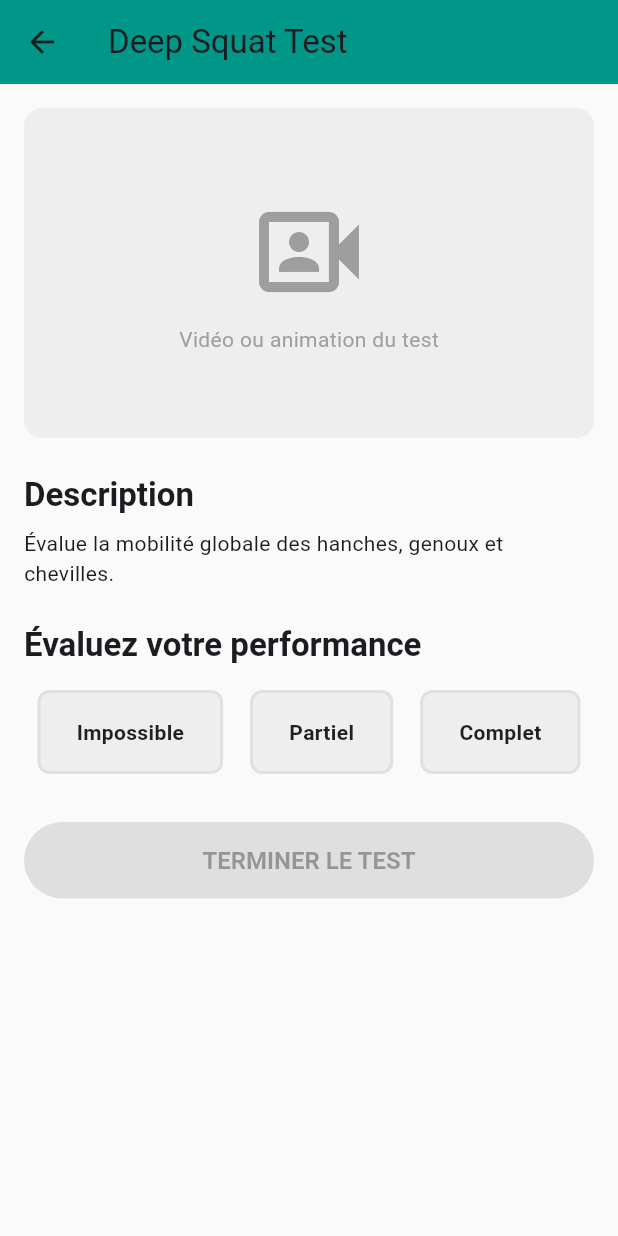
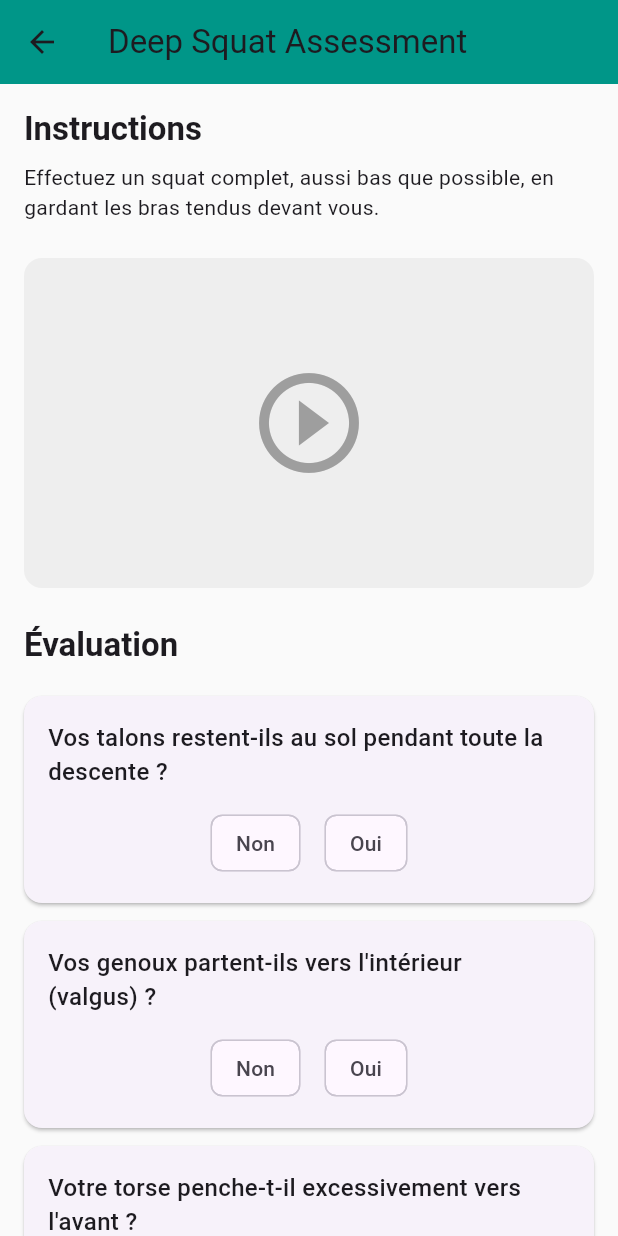
Before and after one commit to ThTe/Test-Jules-fitness, a Flutter app: the GuidedTestScreen screen opened directly with sample values from the repository, on a phone screen of 412 x 824 dp. Run offline on Flutter 3.47's test engine with Material 3 defaults, Android fonts, the phone set to English and light mode, and no system bars.

Commit message:
feat: Implement detailed, criteria-based assessments
This commit refactors the application to support detailed, multi-criteria assessments for each mobility test, based on your feedback.

- The data models (`MobilityTest`, `TestResult`) have been updated to include a new `TestCriterion` model, allowing for complex questions and answers.
- Mock data has been updated with detailed criteria for the Deep Squat and 90/90 Hip Switch tests based on research.
- The `GuidedTestScreen` has been completely redesigned into an interactive questionnaire that dynamically builds itself from the test criteria.
- The `TestProvider` logic has been updated to handle the new detailed responses, calculate a score, and provide diagnoses.
- The widget test has been updated to work with the new provider-based architecture.

```diff
--- a/lib/data/mock_data.dart
+++ b/lib/data/mock_data.dart
@@ -1,69 +1,77 @@
 import 'package:mobility_check_progress/models/exercise.dart';
 import 'package:mobility_check_progress/models/mobility_test.dart';
+import 'package:mobility_check_progress/models/test_criterion.dart';
 
 final List<MobilityTest> mockTests = [
-  MobilityTest(
+  const MobilityTest(
     id: 't1',
-    name: 'Deep Squat Test',
-    description: 'Évalue la mobilité globale des hanches, genoux et chevilles.',
+    name: 'Deep Squat Assessment',
     category: 'Chaîne inférieure',
+    instructions: 'Effectuez un squat complet, aussi bas que possible, en gardant les bras tendus devant vous.',
+    criteria: [
+      TestCriterion(id: 't1c1', question: 'Vos talons restent-ils au sol pendant toute la descente ?'),
+      TestCriterion(id: 't1c2', question: 'Vos genoux partent-ils vers l\'intérieur (valgus) ?'),
+      TestCriterion(id: 't1c3', question: 'Votre torse penche-t-il excessivement vers l\'avant ?'),
+      TestCriterion(id: 't1c4', question: 'Le bas de votre dos s\'arrondit-il de manière significative (butt wink) ?'),
+    ],
   ),
-  MobilityTest(
+  const MobilityTest(
     id: 't2',
-    name: 'Rotation interne/externe hanche',
-    description: 'Mesure l\'amplitude de rotation de l\'articulation de la hanche.',
+    name: '90/90 Hip Switch',
     category: 'Hanches',
+    instructions: 'Assis au sol, genoux pliés à 90°, basculez vos genoux d\'un côté à l\'autre sans utiliser vos mains.',
+    criteria: [
+      TestCriterion(id: 't2c1', question: 'Réussissez-vous le mouvement sans utiliser vos mains comme support ?'),
+      TestCriterion(id: 't2c2', question: 'Votre fesse opposée reste-t-elle au sol (ou très proche) ?'),
+      TestCriterion(id: 't2c3', question: 'Ressentez-vous un pincement ou une douleur dans le dos ou les hanches ?'),
+    ],
   ),
-  MobilityTest(
+  const MobilityTest(
     id: 't3',
     name: 'Test de fente dynamique',
-    description: 'Teste la stabilité et la mobilité en fente.',
     category: 'Chaîne inférieure',
+    instructions: 'Faites un grand pas en avant et descendez en fente, puis revenez à la position de départ.',
+    criteria: [], // To be detailed later
   ),
-  MobilityTest(
+  const MobilityTest(
     id: 't4',
     name: 'Flexion dorsale cheville (Knee-to-Wall)',
-    description: 'Évalue la dorsiflexion de la cheville, essentielle pour le squat.',
     category: 'Chevilles',
-  ),
-  MobilityTest(
-    id: 't5',
-    name: 'Extension lombaire debout',
-    description: 'Vérifie la capacité d\'extension de la colonne lombaire.',
-    category: 'Dos',
+    instructions: 'Face à un mur, avancez votre pied jusqu\'à ce que votre genou puisse toucher le mur sans que le talon ne se décolle.',
+    criteria: [], // To be detailed later
   ),
 ];
 
 final List<Exercise> mockExercises = [
-  Exercise(
+  const Exercise(
     id: 'e1',
     name: '90/90 Hip Rotation',
     description: 'Améliore la rotation interne et externe de la hanche.',
     targetArea: 'Hanches',
     difficulty: ExerciseDifficulty.intermediaire,
   ),
-  Exercise(
+  const Exercise(
     id: 'e2',
     name: 'Kneeling Psoas Stretch',
     description: 'Étire le psoas et les fléchisseurs de la hanche.',
     targetArea: 'Hanches',
     difficulty: ExerciseDifficulty.debutant,
   ),
-  Exercise(
+  const Exercise(
     id: 'e3',
     name: 'Ankle Dorsiflexion Against Wall',
     description: 'Mobilise l\'articulation de la cheville en flexion dorsale.',
     targetArea: 'Chevilles',
     difficulty: ExerciseDifficulty.debutant,
   ),
-  Exercise(
+  const Exercise(
     id: 'e4',
     name: 'Cat-Cow Stretch',
     description: 'Améliore la flexion et l\'extension de la colonne vertébrale.',
     targetArea: 'Dos',
     difficulty: ExerciseDifficulty.debutant,
   ),
-  Exercise(
+  const Exercise(
     id: 'e5',
     name: 'Assisted Deep Squat Hold',
     description: 'Aide à développer le confort et la profondeur dans la position de squat.',
--- a/lib/models/mobility_test.dart
+++ b/lib/models/mobility_test.dart
@@ -1,13 +1,17 @@
+import 'package:mobility_check_progress/models/test_criterion.dart';
+
 class MobilityTest {
   final String id;
   final String name;
-  final String description;
   final String category; // e.g., "Hanches", "Chevilles", "Dos"
+  final String instructions; // Brief instructions on how to perform the test
+  final List<TestCriterion> criteria; // The detailed evaluation questions
 
-  MobilityTest({
+  const MobilityTest({
     required this.id,
     required this.name,
-    required this.description,
     required this.category,
+    required this.instructions,
+    required this.criteria,
   });
 }
--- /dev/null
+++ b/lib/models/test_criterion.dart
@@ -0,0 +1,18 @@
+enum CriterionResponseType {
+  boolean, // e.g., Yes/No
+  multipleChoice, // e.g., Pain location
+}
+
+class TestCriterion {
+  final String id;
+  final String question;
+  final CriterionResponseType responseType;
+  final List<String>? options; // Null if not multiple choice
+
+  const TestCriterion({
+    required this.id,
+    required this.question,
+    this.responseType = CriterionResponseType.boolean,
+    this.options,
+  });
+}
--- a/lib/models/test_result.dart
+++ b/lib/models/test_result.dart
@@ -1,15 +1,17 @@
 class TestResult {
   final String id;
   final String testId; // Links to MobilityTest.id
-  final int score; // 0 = impossible, 1 = partiel, 2 = complet
   final DateTime date;
-  final String? notes; // Optional user notes
+  // Stores the answers to each criterion for the test.
+  // Key: TestCriterion.id, Value: user's response (e.g., bool, String)
+  final Map<String, dynamic> responses;
+  final int score; // A calculated score based on the responses
 
   TestResult({
     required this.id,
     required this.testId,
+    required this.date,
+    required this.responses,
     required this.score,
-    required this.date,
-    this.notes,
   });
 }
--- a/lib/providers/test_provider.dart
+++ b/lib/providers/test_provider.dart
@@ -8,7 +8,6 @@ import 'package:mobility_check_progress/models/test_result.dart';
 class TestProvider with ChangeNotifier {
   final List<TestResult> _results = [];
 
-  // Expose an unmodifiable view of the results list
   UnmodifiableListView<TestResult> get results => UnmodifiableListView(_results);
 
   Map<String, TestResult> get _latestResults {
@@ -24,25 +23,16 @@ class TestProvider with ChangeNotifier {
 
   int get globalScore {
     if (mockTests.isEmpty) return 0;
+    final latest = _latestResults;
+    if (latest.isEmpty) return 0;
 
-    final latestResults = _latestResults;
-
-    if (latestResults.isEmpty) return 0;
-
-    // Sum the scores of the latest results.
-    final totalAchievedScore =
-        latestResults.values.fold<int>(0, (sum, current) => sum + current.score);
-
-    // The maximum possible score is based on ALL available tests.
-    final maxPossibleScore =
-        mockTests.length * 2; // Max score is 2 for each test.
+    final totalAchievedScore = latest.values.fold<int>(0, (sum, current) => sum + current.score);
+    final maxPossibleScore = mockTests.length * 2;
 
     if (maxPossibleScore == 0) return 0;
-
     return ((totalAchievedScore / maxPossibleScore) * 100).round();
   }
 
-  /// Returns a list of tests where the latest score is less than 2.
   List<MobilityTest> get weaknesses {
     final latest = _latestResults;
     final weakTestIds = latest.entries
@@ -51,33 +41,42 @@ class TestProvider with ChangeNotifier {
         .toSet();
 
     if (weakTestIds.isEmpty) return [];
-
     return mockTests.where((test) => weakTestIds.contains(test.id)).toList();
   }
 
-  /// Returns a list of exercises recommended based on the weaknesses.
   List<Exercise> get recommendedExercises {
     final weakCategories = weaknesses.map((test) => test.category).toSet();
-
     if (weakCategories.isEmpty) return [];
-
-    return mockExercises
-        .where((exercise) => weakCategories.contains(exercise.targetArea))
-        .toList();
+    return mockExercises.where((exercise) => weakCategories.contains(exercise.targetArea)).toList();
   }
 
-  void addResult(MobilityTest test, int score) {
+  /// A simple temporary scoring logic.
+  /// If any response is 'true' (indicating a fault), score is 1. Otherwise, score is 2.
+  int _calculateScoreFromResponses(Map<String, dynamic> responses) {
+    // If there are no responses, we can't calculate a score. This shouldn't happen
+    // if the UI enables the button correctly, but as a safeguard:
+    if (responses.isEmpty) return 1;
+
+    bool anyFault = responses.values.any((response) => response == true);
+    return anyFault ? 1 : 2;
+  }
+
+  void addResult(MobilityTest test, {Map<String, dynamic>? responses, int? score}) {
+    // Ensure that either responses or a score is provided, but not both.
+    assert((responses != null && score == null) || (responses == null && score != null));
+
+    final int finalScore = score ?? _calculateScoreFromResponses(responses!);
+
     final newResult = TestResult(
-      // Using a timestamp for a unique ID for now
       id: DateTime.now().toIso8601String(),
       testId: test.id,
-      score: score,
       date: DateTime.now(),
+      // Use provided responses or an empty map if score was given directly
+      responses: responses ?? {},
+      score: finalScore,
     );
 
     _results.add(newResult);
-
-    // Notify all listening widgets that the data has changed.
     notifyListeners();
   }
 }
--- a/lib/screens/guided_test/guided_test_screen.dart
+++ b/lib/screens/guided_test/guided_test_screen.dart
@@ -1,5 +1,6 @@
 import 'package:flutter/material.dart';
 import 'package:mobility_check_progress/models/mobility_test.dart';
+import 'package:mobility_check_progress/models/test_criterion.dart';
 import 'package:mobility_check_progress/providers/test_provider.dart';
 import 'package:provider/provider.dart';
 
@@ -13,10 +14,14 @@ class GuidedTestScreen extends StatefulWidget {
 }
 
 class _GuidedTestScreenState extends State<GuidedTestScreen> {
-  int? _selectedScore;
+  // Use a map to store responses, with the criterion ID as the key.
+  final Map<String, dynamic> _responses = {};
 
   @override
   Widget build(BuildContext context) {
+    // The button is enabled only if a response has been provided for every criterion.
+    final bool allQuestionsAnswered = _responses.length == widget.test.criteria.length;
+
     return Scaffold(
       appBar: AppBar(
         title: Text(widget.test.name),
@@ -27,53 +32,43 @@ class _GuidedTestScreenState extends State<GuidedTestScreen> {
         child: Column(
           crossAxisAlignment: CrossAxisAlignment.start,
           children: [
-            // Placeholder for image/animation
+            // Instructions section
+            Text(
+              'Instructions',
+              style: Theme.of(context).textTheme.titleLarge?.copyWith(fontWeight: FontWeight.bold),
+            ),
+            const SizedBox(height: 8),
+            Text(widget.test.instructions, style: Theme.of(context).textTheme.bodyMedium),
+            const SizedBox(height: 24),
+
+            // Video/Image placeholder
             Container(
               height: 220,
               width: double.infinity,
-              decoration: BoxDecoration(
-                color: Colors.grey[200],
-                borderRadius: BorderRadius.circular(12),
-              ),
-              child: Column(
-                mainAxisAlignment: MainAxisAlignment.center,
-                children: const [
-                  Icon(Icons.video_camera_front_outlined, size: 80, color: Colors.grey),
-                  SizedBox(height: 8),
-                  Text('Vidéo ou animation du test', style: TextStyle(color: Colors.grey)),
-                ],
-              ),
+              decoration: BoxDecoration(color: Colors.grey[200], borderRadius: BorderRadius.circular(12)),
+              child: const Center(child: Icon(Icons.play_circle_outline, size: 80, color: Colors.grey)),
             ),
             const SizedBox(height: 24),
 
-            // Test description
+            // Dynamic questionnaire section
             Text(
-              'Description',
+              'Évaluation',
               style: Theme.of(context).textTheme.titleLarge?.copyWith(fontWeight: FontWeight.bold),
             ),
             const SizedBox(height: 8),
-            Text(widget.test.description, style: Theme.of(context).textTheme.bodyMedium),
-            const SizedBox(height: 24),
-
-            // Scoring section
-            Text(
-              'Évaluez votre performance',
-              style: Theme.of(context).textTheme.titleLarge?.copyWith(fontWeight: FontWeight.bold),
-            ),
-            const SizedBox(height: 16),
-            _buildScoreSelector(),
+            ..._buildCriteriaWidgets(),
             const SizedBox(height: 32),
 
             // Submit button
             SizedBox(
               width: double.infinity,
               child: ElevatedButton(
-                onPressed: _selectedScore == null
+                onPressed: !allQuestionsAnswered
                     ? null
                     : () {
                         Provider.of<TestProvider>(context, listen: false)
-                            .addResult(widget.test, _selectedScore!);
-                        Navigator.of(context).pop(); // Go back to the list
+                            .addResult(widget.test, responses: _responses);
+                        Navigator.of(context).pop();
                       },
                 style: ElevatedButton.styleFrom(
                   backgroundColor: Colors.teal,
@@ -84,54 +79,77 @@ class _GuidedTestScreenState extends State<GuidedTestScreen> {
                 child: const Text('TERMINER LE TEST'),
               ),
             ),
+            const SizedBox(height: 12),
+            SizedBox(
+              width: double.infinity,
+              child: OutlinedButton(
+                onPressed: () {
+                  Provider.of<TestProvider>(context, listen: false)
+                      .addResult(widget.test, score: 0);
+                  Navigator.of(context).pop();
+                },
+                style: OutlinedButton.styleFrom(
+                  foregroundColor: Colors.grey[700],
+                  side: BorderSide(color: Colors.grey[400]!),
+                ),
+                child: const Text('Impossible de réaliser le test'),
+              ),
+            ),
           ],
         ),
       ),
     );
   }
 
-  Widget _buildScoreSelector() {
-    // As per spec: 0 = impossible, 1 = partiel, 2 = complet sans douleur
-    final scores = {
-      0: 'Impossible',
-      1: 'Partiel',
-      2: 'Complet',
-    };
+  List<Widget> _buildCriteriaWidgets() {
+    return widget.test.criteria.map((criterion) {
+      return Card(
+        margin: const EdgeInsets.only(top: 12.0),
+        child: Padding(
+          padding: const EdgeInsets.all(16.0),
+          child: Column(
+            crossAxisAlignment: CrossAxisAlignment.start,
+            children: [
+              Text(criterion.question, style: const TextStyle(fontSize: 16, fontWeight: FontWeight.w500)),
+              const SizedBox(height: 12),
+              if (criterion.responseType == CriterionResponseType.boolean)
+                _buildBooleanResponse(criterion),
+              // TODO: Add support for other response types like multipleChoice
+            ],
+          ),
+        ),
+      );
+    }).toList();
+  }
 
+  Widget _buildBooleanResponse(TestCriterion criterion) {
     return Row(
-      mainAxisAlignment: MainAxisAlignment.spaceAround,
-      children: scores.entries.map((entry) {
-        final score = entry.key;
-        final label = entry.value;
-        final isSelected = _selectedScore == score;
-
-        return InkWell(
-          onTap: () {
-            setState(() {
-              _selectedScore = score;
-            });
+      mainAxisAlignment: MainAxisAlignment.center,
+      children: [
+        ChoiceChip(
+          label: const Text('Non'),
+          selected: _responses[criterion.id] == false,
+          onSelected: (isSelected) {
+            if (isSelected) {
+              setState(() {
+                _responses[criterion.id] = false;
+              });
+            }
           },
-          borderRadius: BorderRadius.circular(8),
-          child: Container(
-            padding: const EdgeInsets.symmetric(horizontal: 24, vertical: 16),
-            decoration: BoxDecoration(
-              color: isSelected ? Colors.teal.withOpacity(0.1) : Colors.grey.shade200,
-              border: Border.all(
-                color: isSelected ? Colors.teal : Colors.grey.shade300,
-                width: 2,
-              ),
-              borderRadius: BorderRadius.circular(8),
-            ),
-            child: Text(
-              label,
-              style: TextStyle(
-                fontWeight: FontWeight.bold,
-                color: isSelected ? Colors.teal : Colors.black87,
-              ),
-            ),
-          ),
-        );
-      }).toList(),
+        ),
+        const SizedBox(width: 16),
+        ChoiceChip(
+          label: const Text('Oui'),
+          selected: _responses[criterion.id] == true,
+          onSelected: (isSelected) {
+            if (isSelected) {
+              setState(() {
+                _responses[criterion.id] = true;
+              });
+            }
+          },
+        ),
+      ],
     );
   }
 }
```
Also changed, not shown: 1 other file.
